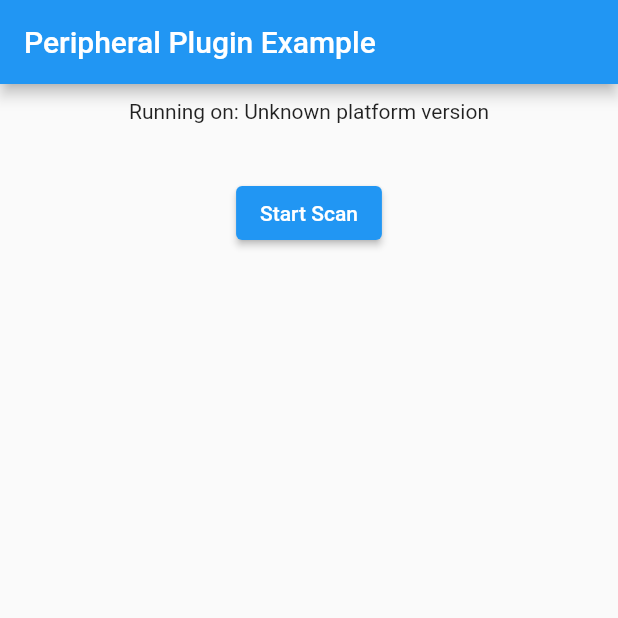
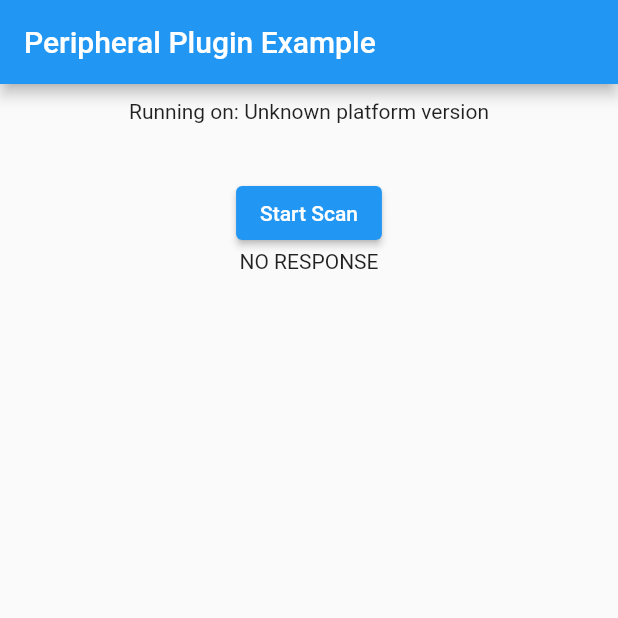
Before and after one commit to dewbambs/flutter_pinelab_peripheralappservice, a Flutter app: the screen it shows after launch, after a tap on "Start Scan", on a phone screen of 412 x 824 dp, the top half of it. Run offline on Flutter 3.47's test engine with Material 2 defaults, Android fonts, the light colour scheme and no system bars; our stand-ins replace plugin_platform_interface.

Commit message:
feat: Pinelab Scanning via Peripheral

```diff
--- a/example/lib/main.dart
+++ b/example/lib/main.dart
@@ -34,9 +34,10 @@ class _MyAppState extends State<MyApp> {
     final response =
         await _flutterPinelabPeripheralappservicePlugin.startScan();
 
+
     /// provides ResponseModel in return which contains the response from the pinelabs device.
     setState(() {
-      _responseMessage = (response?.responseMsg ?? '').toString();
+      _responseMessage = (response ?? 'NO RESPONSE').toString();
     });
   }
 
@@ -85,7 +86,7 @@ class _MyAppState extends State<MyApp> {
                   child: const Text('Start Scan'),
                   onPressed: () async {
                     _responseMessage = '';
-                    await _startScan();
+                    _startScan();
                   },
                 ),
                 const SizedBox(width: 20),
--- a/lib/flutter_pinelab_peripheralappservice.dart
+++ b/lib/flutter_pinelab_peripheralappservice.dart
@@ -1,3 +1,5 @@
+import 'dart:convert';
+
 import 'package:flutter_pinelab_peripheralappservice/model/response_model.dart';
 
 import 'flutter_pinelab_peripheralappservice_platform_interface.dart';
@@ -11,10 +13,13 @@ class FlutterPinelabPeripheralappservice {
   Future<ResponseModel?> startScan() async {
     final response =
         await FlutterPinelabPeripheralappservicePlatform.instance.sendRequest(
-      request: {
-        'OperationType': 3004,
-      }.toString(),
+      request: json.encode(
+        {
+          'OperationType': 3004,
+        },
+      ),
     );
+    print(response.toString());
 
     return response != null ? ResponseModel.fromJson(response) : null;
   }
--- a/lib/model/response_model.dart
+++ b/lib/model/response_model.dart
@@ -21,15 +21,15 @@ class ResponseModel {
 
   /// get [ResponseModel] from [map].
   factory ResponseModel.fromMap(Map<String, dynamic> map) {
-    final code = map['Response']['ResponseCode'];
-    final operationType = map['Response']['OperationType'];
+    final code = map['ResponseCode'];
+    final operationType = map['OperationType'];
 
     return ResponseModel(
       operationType: operationType is int
           ? operationType
           : int.tryParse(operationType) ?? 0,
       responseCode: code is int ? code : int.tryParse(code) ?? 0,
-      responseMsg: map['Response']['ResponseMsg'] ?? '',
+      responseMsg: map['ResponseMessage'] ?? '',
       rawResponse: json.encode(map),
     );
   }
```
Also changed, not shown: lib/flutter_pinelab_periheral_module.dart (renamed from lib/flutter_pinelab_periheral_model.dart), 1 other file.
